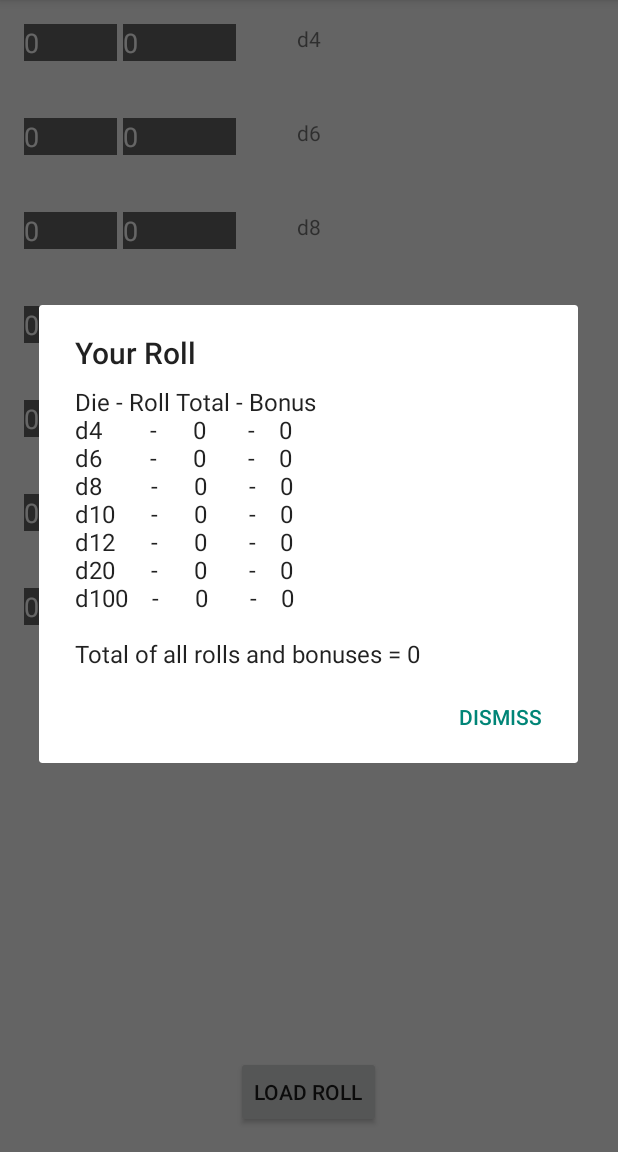
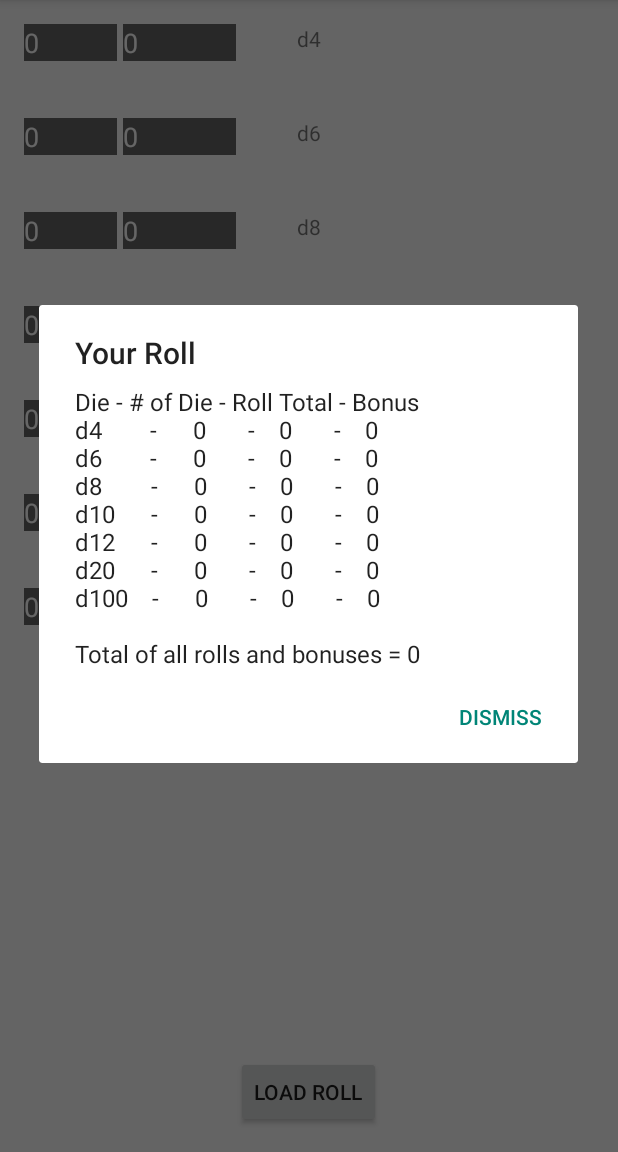
Before and after one commit to Dave-Letourneau/DiceRoller, an Android app: the screen it shows after launch (MainActivity), after a tap on "ROLL DICE", on a phone screen of 412 x 824 dp, the part 84-1236 px from its top. Run offline under Robolectric (Android 15) with nearby library versions, the phone set to English and light mode, and no system bars.

Commit message:
Polished the formatting, to a degree (still need to work out formatting for numbers greater than a single digit), and added a column and a header to display how many of each die the user has selected.

```diff
--- a/app/src/main/java/com/example/david/diceroller2/MainActivity.java
+++ b/app/src/main/java/com/example/david/diceroller2/MainActivity.java
@@ -65,7 +65,7 @@ public class MainActivity extends ActionBarActivity {
             for (int n = 0; n < 7; n++) {
                 rollSum += bonus[n];
             }
-            rollDialogBox(subTotals, bonus, rollSum);
+            rollDialogBox(subTotals, bonus, rollSum, vals);
             ((Button)v).setText("Test1");
             // call dialogue pop-up method with rollSum value displayed.
 
@@ -410,7 +410,7 @@ public class MainActivity extends ActionBarActivity {
     //messages are correctly formatted, something strange is happening with the actual roll function
     //as vals holds the number of that type of die and there are a lot of strange numbers
     //we will have to fix this later.
-    public void rollDialogBox(int[] vals, int[] bonus, int rollSum){
+    public void rollDialogBox(int[] subTotals, int[] bonus, int rollSum, int[] vals){
         AlertDialog.Builder dialogBuilder;
         //variables
         dialogBuilder = new AlertDialog.Builder(this);
@@ -418,14 +418,14 @@ public class MainActivity extends ActionBarActivity {
         //process
         dialogBuilder.setTitle("Your Roll");
         dialogBuilder.setMessage(
-                "Die - Roll Total - Bonus\n" +
-                        "d4        -      " + vals[0] + "       -    " + bonus[0] + "\n" +
-                        "d6        -      " + vals[1] + "       -    " + bonus[1] + "\n" +
-                        "d8        -      " + vals[2] + "       -    " + bonus[2] + "\n" +
-                        "d10      -      " + vals[3] + "       -    " + bonus[3] + "\n" +
-                        "d12      -      " + vals[4] + "       -    " + bonus[4] + "\n" +
-                        "d20      -      " + vals[5] + "       -    " + bonus[5] + "\n" +
-                        "d100    -      " + vals[6] + "       -    " + bonus[6] + "\n\n" +
+                "Die - # of Die - Roll Total - Bonus\n" +
+                        "d4        -      " + vals[0] + "       -    " + subTotals[0] + "       -    " + bonus[0] + "\n" +
+                        "d6        -      " + vals[1] + "       -    " + subTotals[1] + "       -    " + bonus[1] + "\n" +
+                        "d8        -      " + vals[2] +"       -    " + subTotals[2] + "       -    " + bonus[2] + "\n" +
+                        "d10      -      " + vals[3] + "       -    " + subTotals[3] + "       -    " + bonus[3] + "\n" +
+                        "d12      -      " + vals[4] + "       -    " + subTotals[4] + "       -    " + bonus[4] + "\n" +
+                        "d20      -      " + vals[5] + "       -    " + subTotals[5] + "       -    " + bonus[5] + "\n" +
+                        "d100    -      " + vals[6] + "       -    " + subTotals[6] + "       -    " + bonus[6] + "\n\n" +
                         "Total of all rolls and bonuses = " + rollSum);
         dialogBuilder.setPositiveButton("Dismiss", new DialogInterface.OnClickListener() {
 
```
Also changed, not shown: 1 other file.
